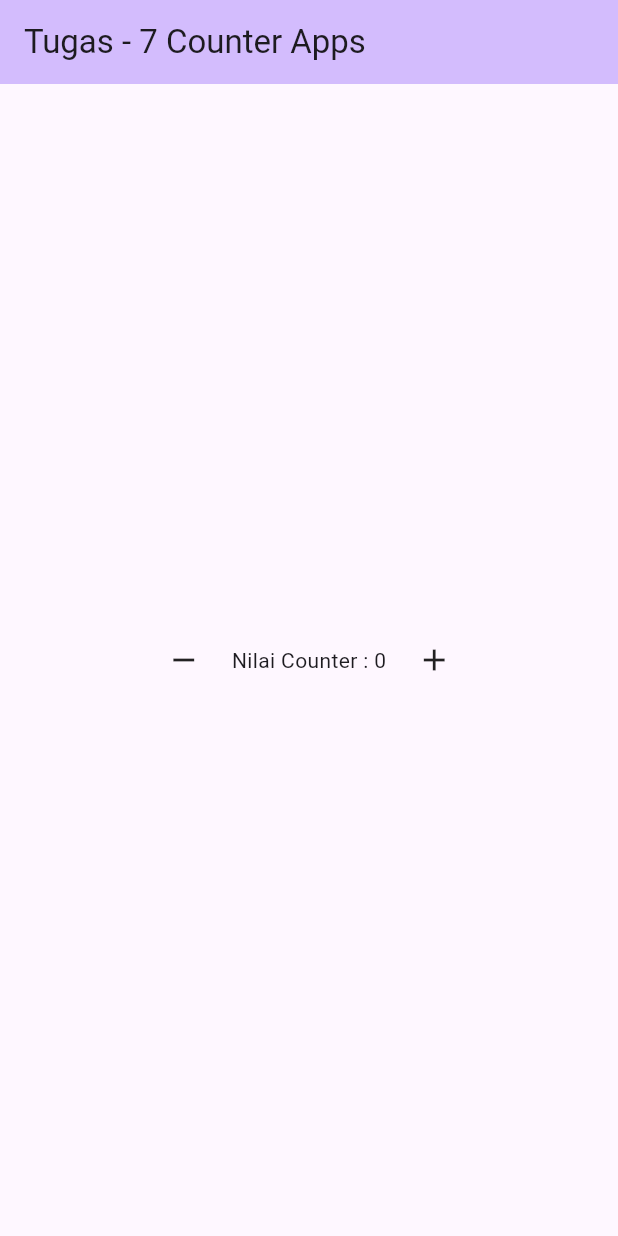
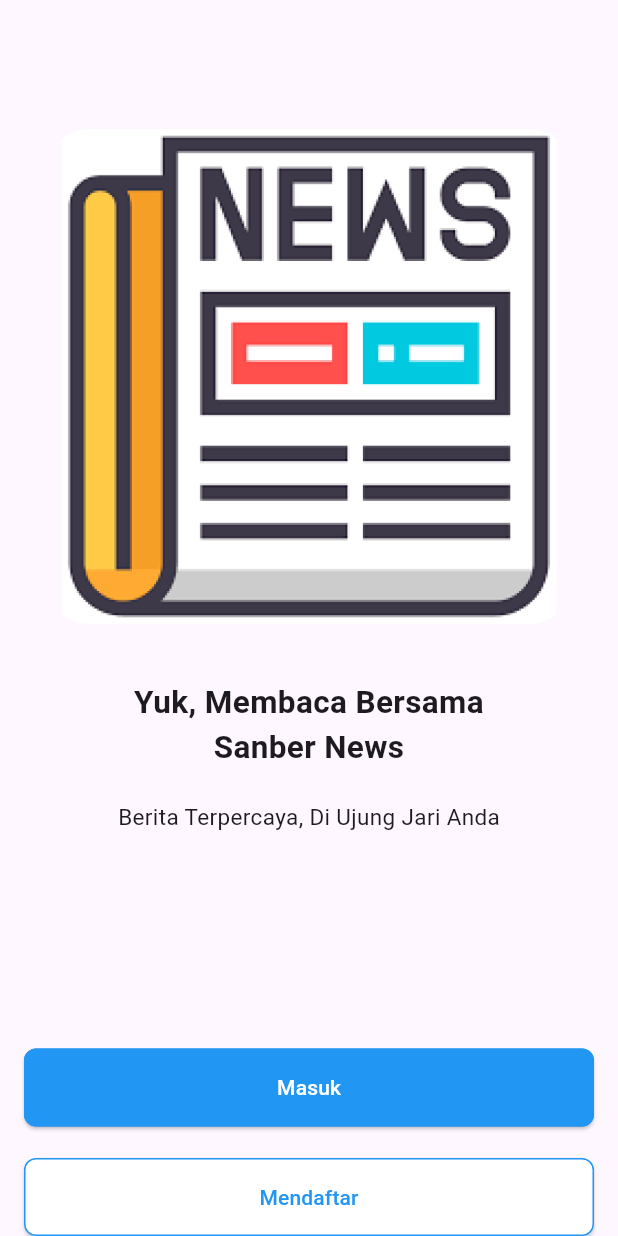
Before and after one commit to 016apih/sb-flutter-batch-60, a Flutter app: the screen it shows after launch, on a phone screen of 412 x 824 dp. Run offline on Flutter 3.47's test engine with Material 3 defaults, Android fonts, the light colour scheme and no system bars; our stand-ins replace google_fonts; Roboto replaces fonts that are missing (Arimo).

Commit message:
tugas-8: Slacing Halaman Get Started

```diff
--- a/tugas_7_flutter_intro/lib/main.dart
+++ b/tugas_7_flutter_intro/lib/main.dart
@@ -1,5 +1,6 @@
 import 'package:flutter/material.dart';
 import 'package:tugas_7_flutter_intro/tugas-7-flutter-info/counter_app.dart';
+import 'package:tugas_7_flutter_intro/tugas-8/news_page.dart';
 
 void main() {
   runApp(const MyApp());
@@ -17,7 +18,13 @@ class MyApp extends StatelessWidget {
         colorScheme: ColorScheme.fromSeed(seedColor: Colors.deepPurple),
         useMaterial3: true,
       ),
-      home: const MyHomePage(title: 'Tugas - 7 Counter Apps'),
+      // home: const MyHomePage(title: 'Tugas - 7 Counter Apps'),
+      initialRoute: "/tugas8",
+      routes: {
+        "/": (context) => const MyHomePage(title: 'Tugas - 7 Counter Apps'),
+        "/tugas7": (context) => const MyHomePage(title: 'Tugas - 7 Counter Apps'),
+        "/tugas8": (context) => const NewsPage(),
+      }
     );
   }
 }
--- /dev/null
+++ b/tugas_7_flutter_intro/lib/tugas-8/custom/button/custom_button.dart
@@ -0,0 +1,42 @@
+import 'package:flutter/material.dart';
+import 'package:google_fonts/google_fonts.dart';
+
+class CustomButton extends StatelessWidget {
+  const CustomButton({
+    super.key,
+    required this.btnColor,
+    required this.textColor,
+    required this.btnText,
+  });
+  final Color btnColor;
+  final String btnText;
+  final Color textColor;
+
+  @override
+  Widget build(BuildContext context) {
+    return Padding(
+      padding: const EdgeInsets.symmetric(horizontal: 16.0),
+      child: SizedBox(
+        width: double.infinity,
+        height: 52,
+        child: ElevatedButton(
+          onPressed: (){},
+          style: ElevatedButton.styleFrom(
+            backgroundColor: btnColor,
+            shape: RoundedRectangleBorder(
+              borderRadius: BorderRadius.circular(8),
+              side: BorderSide(
+                color: Colors.blue,
+                width: 1
+              )
+            ),
+          ),
+          child: Text(
+            btnText,
+            style: GoogleFonts.arimo(color: textColor),
+          ),
+        ),
+      )
+    );
+  }
+}
--- /dev/null
+++ b/tugas_7_flutter_intro/lib/tugas-8/news_page.dart
@@ -0,0 +1,52 @@
+import 'package:flutter/material.dart';
+import 'package:google_fonts/google_fonts.dart';
+import 'package:tugas_7_flutter_intro/tugas-8/custom/button/custom_button.dart';
+
+class NewsPage extends StatelessWidget{
+  const NewsPage({super.key});
+
+  @override
+  Widget build(BuildContext context) {
+    return Scaffold(
+      body: SafeArea(
+        child: Column(
+          children: [
+            Container(
+              margin: EdgeInsets.only(top: 86, left: 30, right: 30),
+              width: double.infinity,
+              height: 330,
+              decoration: BoxDecoration(
+                image: DecorationImage(
+                  image: AssetImage("assets/images/news_page.png")
+                ),
+              ),
+            ),
+            SizedBox(height: 37),
+            Text(
+              'Yuk, Membaca Bersama\nSanber News',
+              style: GoogleFonts.arimo(fontWeight: FontWeight.bold, fontSize: 21),
+              textAlign: TextAlign.center,
+            ),
+            SizedBox(height: 21),
+            Text(
+              'Berita Terpercaya, Di Ujung Jari Anda',
+              style: TextStyle(fontSize: 15),
+            ),
+            Spacer(),
+            CustomButton(
+              btnColor: Colors.blue,
+              textColor: Colors.white,
+              btnText: "Masuk"
+            ),
+            SizedBox(height: 21),
+            CustomButton(
+              btnColor: Colors.white,
+              textColor: Colors.blue,
+              btnText: "Mendaftar"
+            ),
+          ],
+        )
+      ),
+    );
+  }
+}
--- a/tugas_7_flutter_intro/pubspec.yaml
+++ b/tugas_7_flutter_intro/pubspec.yaml
@@ -61,7 +61,7 @@ flutter:
 
   # To add assets to your application, add an assets section, like this:
   assets:
-    - assets/
+    - assets/images/news_page.png
 
   # An image asset can refer to one or more resolution-specific "variants", see
   # https://flutter.dev/to/resolution-aware-images
```
Also changed, not shown: tugas_7_flutter_intro/assets/images/news_page.png (added).
